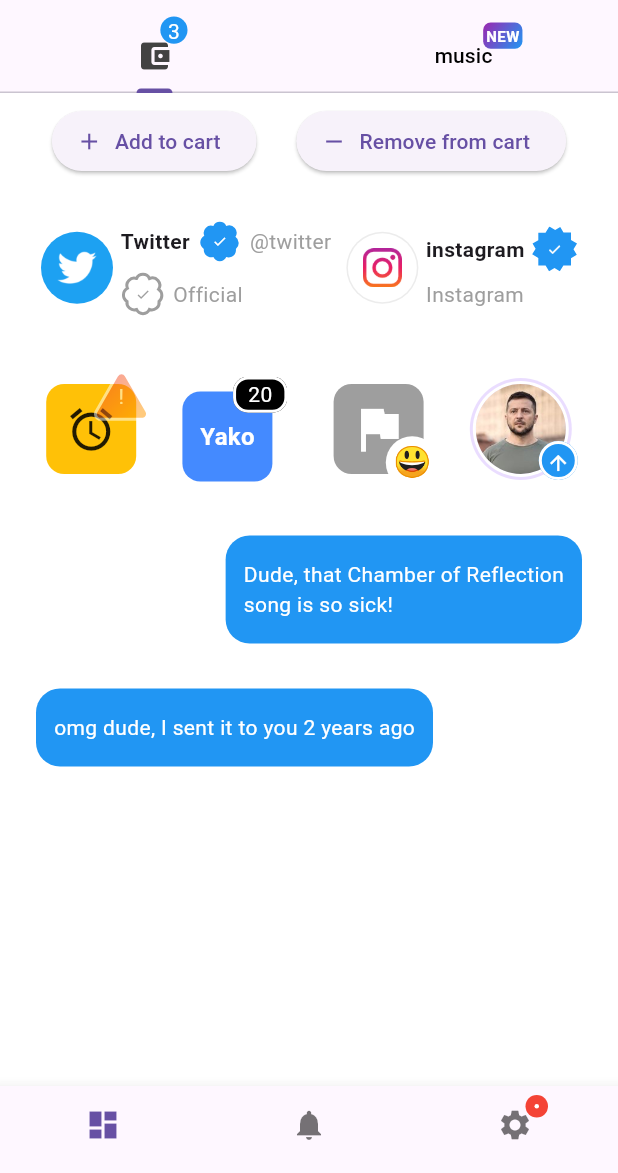
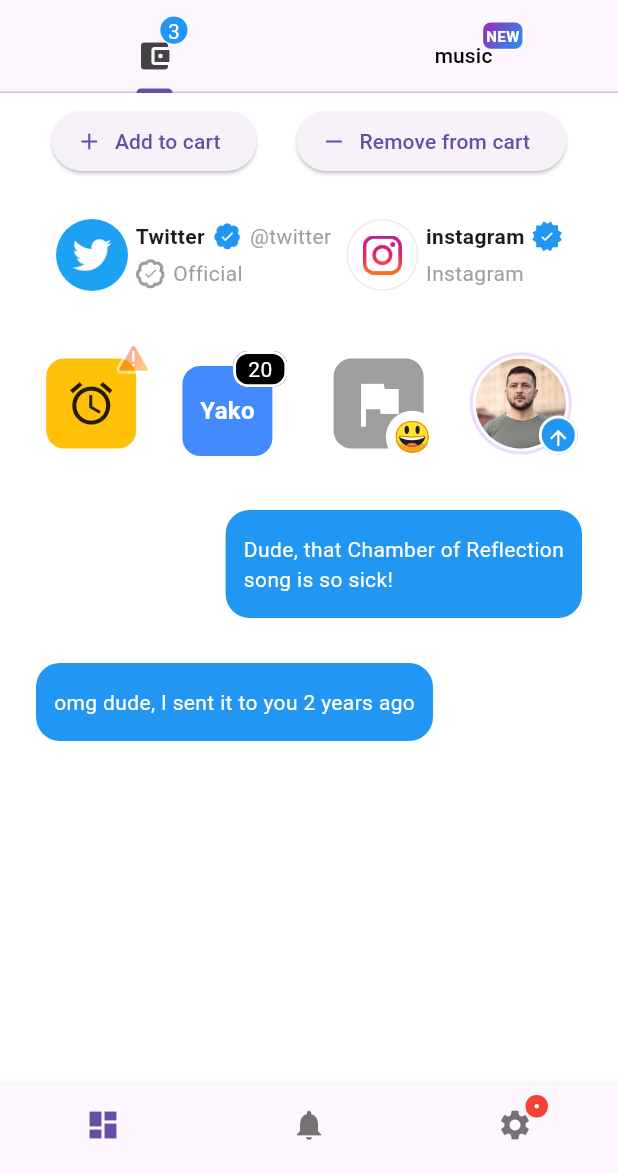
Before and after one commit to yako-dev/flutter_badges, a Flutter app: the screen it shows after launch, on a phone screen of 412 x 824 dp, the part 63-1236 px from its top. Run offline on Flutter 3.47's test engine with Material 2 defaults, Android fonts, the phone set to English and light mode, and no system bars.

Commit message:
Add method for calculate default badge content padding value

```diff
--- a/example/lib/alarm_app.dart
+++ b/example/lib/alarm_app.dart
@@ -34,15 +34,10 @@
         loopAnimation: _isLooped,
       ),
       ignorePointer: false,
-      badgeContent: Container(
-          width: 20,
-          height: 20,
-          child: Center(
-            child: Text(
-              '!',
-              style: TextStyle(color: Colors.white),
-            ),
-          )),
+      badgeContent: Text(
+        '!',
+        style: TextStyle(color: Colors.white),
+      ),
       position: badges.BadgePosition.topEnd(top: -12),
       child: GestureDetector(
         onTap: () {
--- a/lib/src/badge.dart
+++ b/lib/src/badge.dart
@@ -144,6 +144,15 @@
     return _appearanceController.value;
   }
 
+  EdgeInsets calculateBadgeContentPadding() {
+    final isTextContent = widget.badgeContent is Text;
+    final isTriangleShape = widget.badgeStyle.shape == BadgeShape.triangle;
+
+    return EdgeInsets.symmetric(
+      horizontal: isTriangleShape ? 10.0 : (isTextContent ? 8.0 : 5.0),
+    );
+  }
+
   Widget _getBadge() {
     final border = widget.badgeStyle.shape == BadgeShape.circle
         ? CircleBorder(
@@ -190,7 +199,7 @@
                           ),
                           child: Padding(
                             padding: widget.badgeStyle.padding ??
-                                const EdgeInsets.symmetric(horizontal: 10.0),
+                                calculateBadgeContentPadding(),
                             child: Center(child: widget.badgeContent),
                           ),
                         )
```
